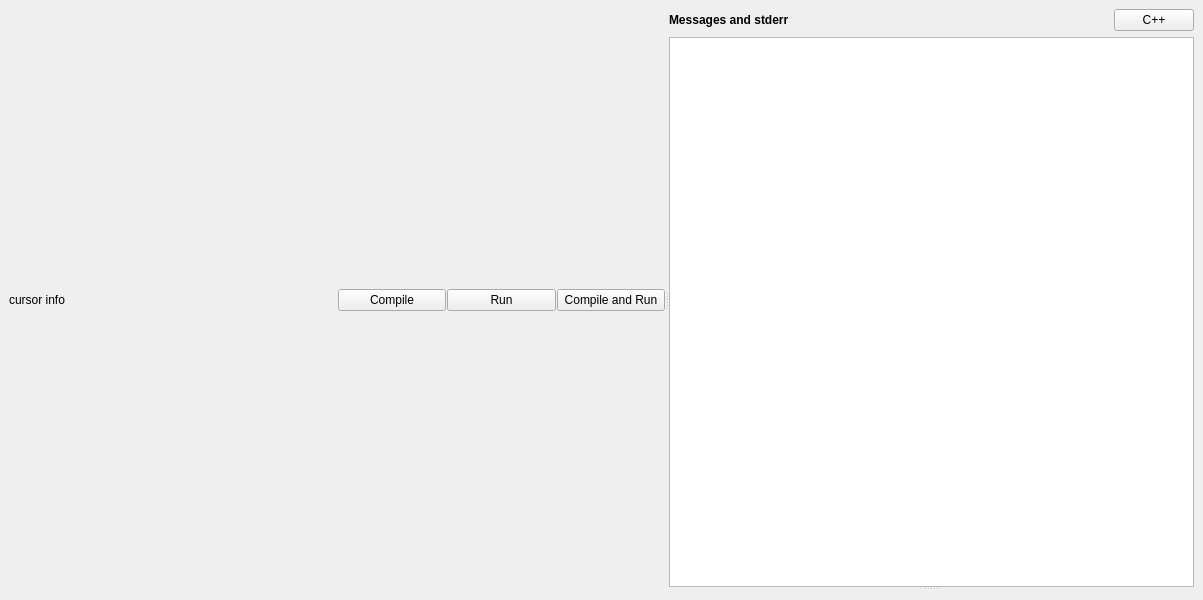
This is ui/mainwindow.ui in cpeditor/cpeditor as Qt 5 draws it before an edit. The edited form follows.
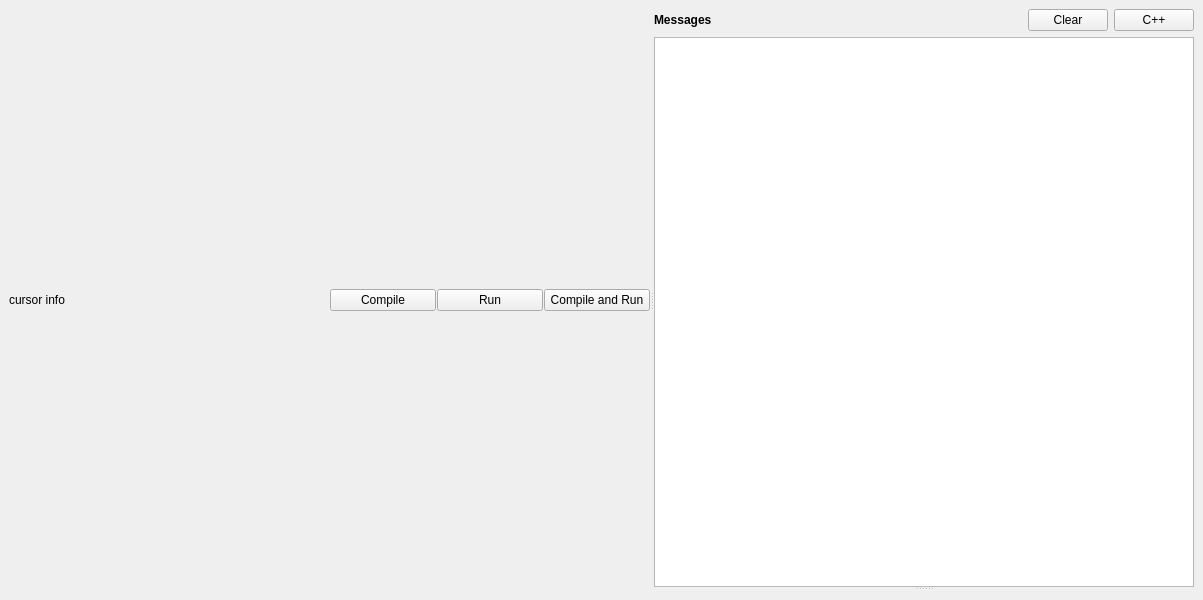
This is the edited form.

Commit message:
feat(MainWindow): add a button to clear the message logger
"Messages and stderr" is also changed to "Messages", otherwise, it
will be the bottleneck of the minimum width.

```diff
--- a/ui/mainwindow.ui
+++ b/ui/mainwindow.ui
@@ -91,7 +91,7 @@
                </font>
               </property>
               <property name="text">
-               <string>Messages and stderr</string>
+               <string>Messages</string>
               </property>
              </widget>
             </item>
@@ -108,6 +108,13 @@
               </property>
              </spacer>
             </item>
+            <item>
+             <widget class="QPushButton" name="clear_messages_button">
+              <property name="text">
+               <string>Clear</string>
+              </property>
+             </widget>
+            </item>
             <item>
              <widget class="QPushButton" name="changeLanguageButton">
               <property name="sizePolicy">
```
The commit also changes 3 other files.
